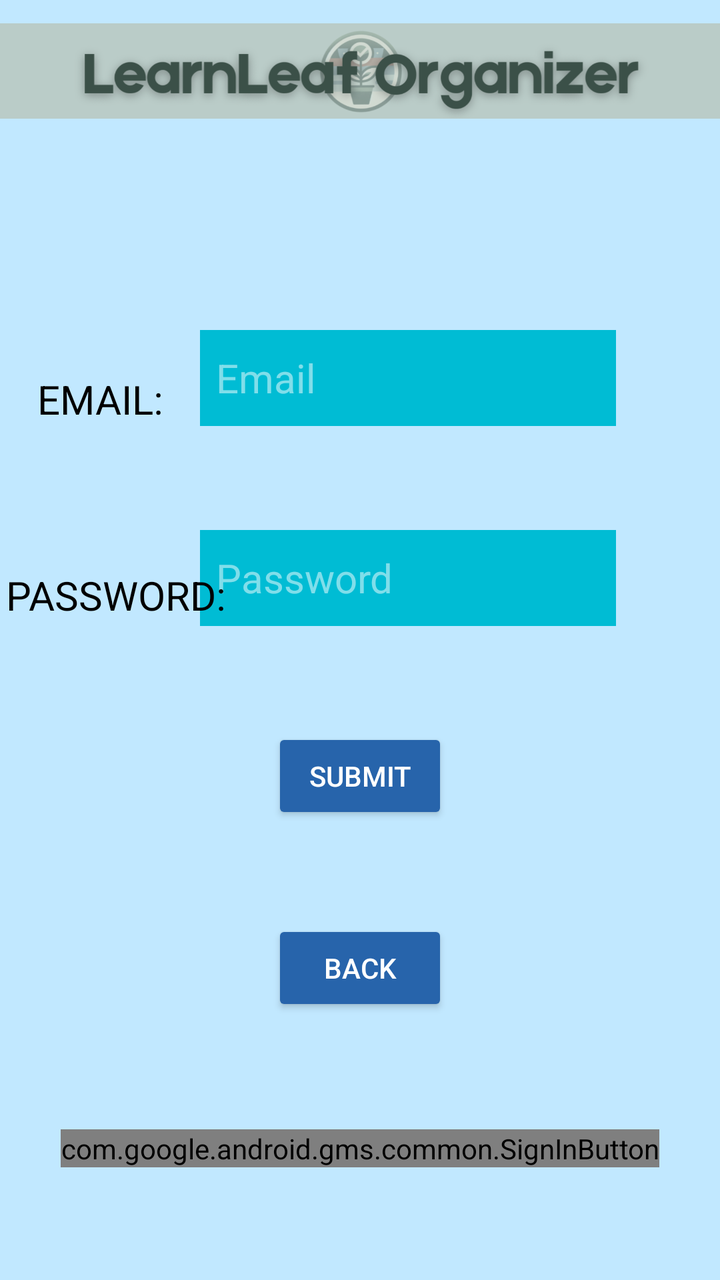
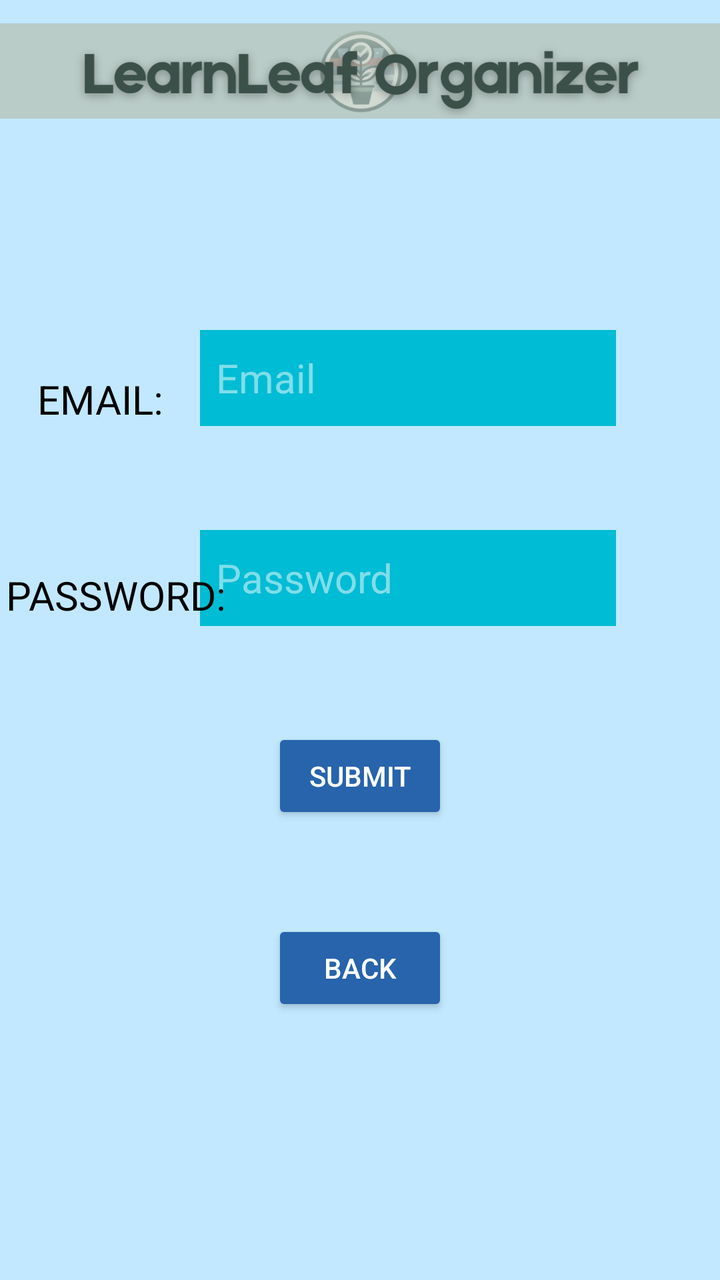

Before-and-after screenshots of an Android layout around one commit, followed by the original layout XML and the change that was made.
<!-- AndroidManifest.xml: application theme Theme.Design.Light.NoActionBar -->
<!-- res/layout/login.xml -->
<?xml version="1.0" encoding="utf-8"?>
<androidx.constraintlayout.widget.ConstraintLayout xmlns:android="http://schemas.android.com/apk/res/android"
    xmlns:app="http://schemas.android.com/apk/res-auto"
    xmlns:tools="http://schemas.android.com/tools"
    android:layout_width="match_parent"
    android:layout_height="match_parent"
    android:background="@color/material_dynamic_primary90"
    tools:context=".Login">


    <ImageView
        android:id="@+id/imageView"
        android:layout_width="389dp"
        android:layout_height="71dp"
        app:layout_constraintEnd_toEndOf="parent"
        app:layout_constraintStart_toStartOf="parent"
        app:layout_constraintTop_toTopOf="parent"
        app:srcCompat="@drawable/banner_logo" />

    <Button
        android:id="@+id/submit"
        android:layout_width="wrap_content"
        android:layout_height="wrap_content"
        android:layout_marginBottom="48dp"
        android:text="@string/submit"
        android:textColor="@color/white"
        app:backgroundTint="#2764AB"
        app:layout_constraintBottom_toTopOf="@+id/back"
        app:layout_constraintEnd_toEndOf="parent"
        app:layout_constraintStart_toStartOf="parent" />

    <Button
        android:id="@+id/back"
        android:layout_width="wrap_content"
        android:layout_height="wrap_content"
        android:layout_marginBottom="132dp"
        android:text="@string/back"
        android:textColor="@color/white"
        app:backgroundTint="#2764AB"
        app:layout_constraintBottom_toBottomOf="parent"
        app:layout_constraintEnd_toEndOf="parent"
        app:layout_constraintStart_toStartOf="parent" />

    <EditText
        android:id="@+id/password"
        android:layout_width="208dp"
        android:layout_height="48dp"
        android:layout_marginTop="52dp"
        android:layout_marginEnd="52dp"
        android:background="#00BCD4"
        android:hint="@string/password"
        android:inputType="textPassword"
        android:paddingStart="8dp"
        android:paddingEnd="8dp"
        android:textColor="@color/white"
        android:textColorHint="#80FFFFFF"
        android:textSize="20sp"
        app:layout_constraintEnd_toEndOf="parent"
        app:layout_constraintTop_toBottomOf="@+id/email"
        tools:ignore="Autofill,TextContrastCheck" />

    <TextView
        android:id="@+id/textView2"
        android:layout_width="wrap_content"
        android:layout_height="wrap_content"
        android:text="@string/email2"
        android:textColor="@color/black"
        android:textSize="20sp"
        app:layout_constraintBottom_toBottomOf="@+id/email"
        app:layout_constraintEnd_toStartOf="@+id/email"
        app:layout_constraintStart_toStartOf="parent"
        app:textAllCaps="true" />

    <TextView
        android:id="@+id/textView"
        android:layout_width="wrap_content"
        android:layout_height="wrap_content"
        android:layout_marginStart="16dp"
        android:layout_marginTop="48dp"
        android:layout_marginBottom="2dp"
        android:text="@string/password2"
        android:textColor="@color/black"
        android:textSize="20sp"
        app:layout_constraintBottom_toBottomOf="@+id/password"
        app:layout_constraintEnd_toStartOf="@+id/password"
        app:layout_constraintStart_toStartOf="parent"
        app:layout_constraintTop_toBottomOf="@+id/textView2"
        app:layout_constraintVertical_bias="1.0"
        app:textAllCaps="true" />

    <EditText
        android:id="@+id/email"
        android:layout_width="208dp"
        android:layout_height="48dp"
        android:layout_marginTop="165dp"
        android:layout_marginEnd="52dp"
        android:background="#00BCD4"
        android:hint="@string/email"
        android:inputType="textEmailAddress"
        android:paddingStart="8dp"
        android:paddingEnd="8dp"
        android:textColor="@color/white"
        android:textColorHint="#80FFFFFF"
        android:textSize="20sp"
        app:layout_constraintEnd_toEndOf="parent"
        app:layout_constraintTop_toTopOf="parent"
        tools:ignore="Autofill,TextContrastCheck" />

    <com.google.android.gms.common.SignInButton
        android:id="@+id/google_btn"
        android:layout_width="wrap_content"
        android:layout_height="wrap_content"
        app:layout_constraintBottom_toBottomOf="parent"
        app:layout_constraintEnd_toEndOf="parent"
        app:layout_constraintStart_toStartOf="parent"
        app:layout_constraintTop_toBottomOf="@+id/back" />


</androidx.constraintlayout.widget.ConstraintLayout>
<!-- resources referenced by this layout -->
<resources>
  <color name="black">#FF000000</color>
  <color name="white">#FFFFFFFF</color>
  <!-- drawable banner_logo: png bitmap (drawable, 174742 bytes) -->
  <string name="back">Back</string>
  <string name="email">Email</string>
  <string name="email2">Email:</string>
  <string name="password">Password</string>
  <string name="password2">Password:</string>
  <string name="submit">Submit</string>
</resources>

<!-- the commit's change to res/layout/login.xml (unified diff, before → after) -->
@@ -106,14 +106,5 @@
         app:layout_constraintTop_toTopOf="parent"
         tools:ignore="Autofill,TextContrastCheck" />
 
-    <com.google.android.gms.common.SignInButton
-        android:id="@+id/google_btn"
-        android:layout_width="wrap_content"
-        android:layout_height="wrap_content"
-        app:layout_constraintBottom_toBottomOf="parent"
-        app:layout_constraintEnd_toEndOf="parent"
-        app:layout_constraintStart_toStartOf="parent"
-        app:layout_constraintTop_toBottomOf="@+id/back" />
-
 
 </androidx.constraintlayout.widget.ConstraintLayout>
